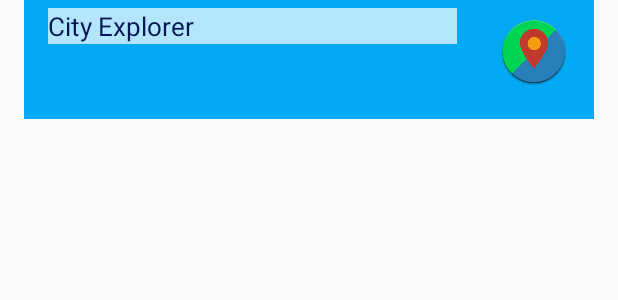
After one commit to ojiofong/Capstone-Project, an Android app: the layout widget_layout.xml on its own in the app's theme, with its tools: preview values and no code run, on a phone screen of 412 x 824 dp. The commit adds this screen. Shown: the top 300 px of the screen. Run offline under Robolectric (Android 15) with nearby library versions, the phone set to English and light mode, and no system bars.

Commit message:
Implemented widget to display nearby restaurants

```diff
--- a/app/src/main/java/com/ojiofong/arounda/adapter/LazyAdapter.java
+++ b/app/src/main/java/com/ojiofong/arounda/adapter/LazyAdapter.java
@@ -76,7 +76,7 @@ public class LazyAdapter extends BaseAdapter {
             //	TextView placeLatitude = (TextView) convertView.findViewById(R.id.itemLat); // lat
             //	TextView placeLongitude = (TextView) convertView.findViewById(R.id.itemLong); // long
             holder.directionBtn = (ImageView) convertView.findViewById(id.direction); // direction
-            holder.cardView = (CardView) convertView.findViewById(id.card_item); // card view item
+            holder.cardView = (CardView) convertView.findViewById(id.card_item_place_list); // card view item
 
             //Setting default my custom font typeFace
             Typeface tf = Typeface.createFromAsset(context.getAssets(), "fonts/roboto_regular.ttf");
--- a/app/src/main/res/layout/card_list_item.xml
+++ b/app/src/main/res/layout/card_list_item.xml
@@ -4,13 +4,13 @@
     android:layout_width="match_parent"
     android:layout_height="wrap_content">
 
-    <!-- FrameLayout is required for CardView to work witn ListView -->
+    <!-- FrameLayout is required for CardView to work within ListView -->
 
     <android.support.v7.widget.CardView
         style="@style/max_layout_width_style"
         android:layout_height="wrap_content"
         android:layout_gravity="center_horizontal"
-        android:id="@+id/card_item"
+        android:id="@+id/card_item_place_list"
         android:layout_marginBottom="@dimen/card_margin_top"
         android:layout_marginLeft="@dimen/key_line_1"
         android:layout_marginRight="@dimen/key_line_1"
--- a/app/src/main/res/layout/card_top_view.xml
+++ b/app/src/main/res/layout/card_top_view.xml
@@ -7,7 +7,7 @@
     <!-- FrameLayout is required for CardView to work witn ListView -->
 
     <android.support.v7.widget.CardView
-        android:id="@+id/card_item"
+        android:id="@+id/card_item_place_list"
         android:layout_width="match_parent"
         android:layout_height="wrap_content"
         android:layout_marginBottom="@dimen/view_spacing"
--- /dev/null
+++ b/app/src/main/res/layout/widget_layout.xml
@@ -0,0 +1,69 @@
+<?xml version="1.0" encoding="utf-8"?>
+
+<FrameLayout xmlns:android="http://schemas.android.com/apk/res/android"
+    android:layout_width="match_parent"
+    android:background="@color/colorPrimary"
+    android:layout_marginEnd="@dimen/key_line_1"
+    android:layout_marginStart="@dimen/key_line_1"
+    android:id="@+id/widget_main"
+    android:layout_height="wrap_content">
+
+    <RelativeLayout
+        android:layout_width="match_parent"
+        android:layout_height="wrap_content"
+        android:paddingBottom="@dimen/view_spacing"
+        android:paddingLeft="@dimen/activity_horizontal_margin"
+        android:paddingRight="@dimen/activity_horizontal_margin"
+        android:paddingTop="@dimen/view_spacing">
+
+        <TextView
+            android:id="@+id/title_widget"
+            android:layout_width="match_parent"
+            android:layout_height="wrap_content"
+            android:background="@color/blue_singleborder_a"
+            android:layout_alignParentStart="true"
+            android:layout_marginEnd="@dimen/view_end_margin"
+            android:text="@string/app_name"
+            android:textColor="@color/blue_single"
+            android:textSize="@dimen/item_title" />
+
+        <!-- Place Name -->
+
+        <TextView
+            android:id="@+id/name"
+            android:layout_width="wrap_content"
+            android:layout_below="@id/title_widget"
+            android:layout_height="wrap_content"
+            android:layout_alignParentStart="true"
+            android:layout_marginEnd="@dimen/view_end_margin"
+            android:text=""
+            android:textColor="@color/white"
+            android:textSize="@dimen/item_title" />
+
+        <!-- Place Address -->
+
+        <TextView
+            android:id="@+id/address"
+            android:layout_width="match_parent"
+            android:layout_height="wrap_content"
+            android:layout_alignParentStart="true"
+            android:layout_below="@id/name"
+            android:textColor="@color/black"
+            android:layout_marginEnd="@dimen/view_end_margin"
+            android:layout_marginTop="@dimen/view_small_margin"
+            android:text=""
+            android:textSize="@dimen/item_subtitle" />
+
+
+        <ImageView
+            android:id="@+id/direction"
+            android:layout_width="wrap_content"
+            android:layout_height="wrap_content"
+            android:layout_alignParentEnd="true"
+            android:contentDescription="@string/app_name"
+            android:paddingTop="@dimen/view_spacing"
+            android:src="@drawable/ic_launcher" />
+
+    </RelativeLayout>
+
+</FrameLayout>
--- a/app/src/main/res/values/dimens.xml
+++ b/app/src/main/res/values/dimens.xml
@@ -70,5 +70,8 @@
     <dimen name="default_image_size">40dp</dimen>
 
 
+    <dimen name="widget_height">150dp</dimen>
+    <dimen name="widget_width">300dp</dimen>
+
 
 </resources>
--- a/app/src/main/res/values/strings.xml
+++ b/app/src/main/res/values/strings.xml
@@ -135,7 +135,9 @@
     <string name="shopping">Shopping</string>
     <string name="things_to_do">Things to do</string>
 
+    <!--added 12/16/2015-->
 
+    <string name="restaurant_nearby">Restaurant nearby</string>
 
     <!-- DEFAULT -->
 
```
Also changed, not shown: app/src/main/AndroidManifest.xml (+11 -0 lines), app/src/main/java/com/ojiofong/arounda/provider/MyWidgetProvider.java (added, +91 -0 lines), app/src/main/java/com/ojiofong/arounda/ui/SingleDealActivity.java (+4 -4 lines), app/src/main/res/xml/appwidget_info.xml (added, +10 -0 lines), 1 other file.
